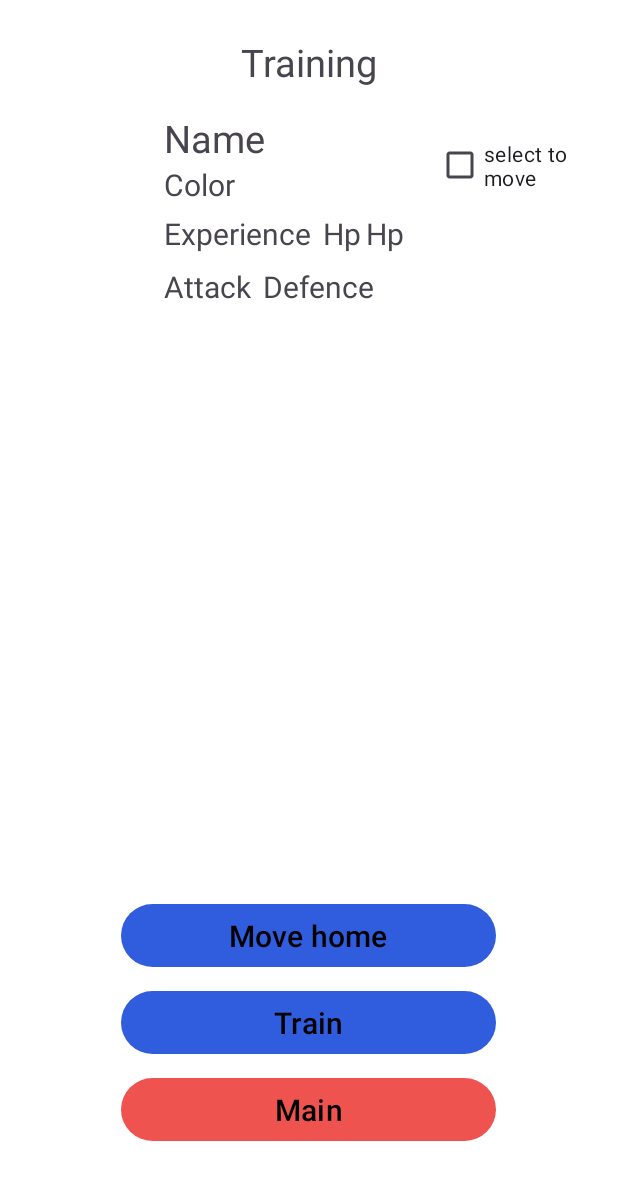
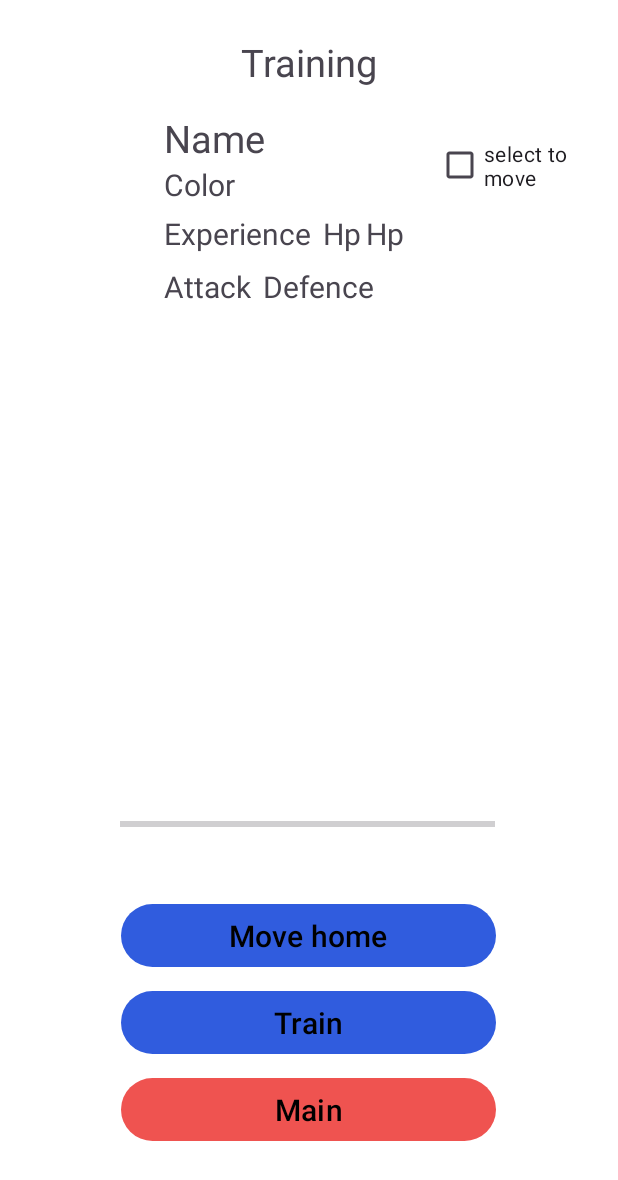
Before and after one commit to ArpaDeveloper/LutemonApp, an Android app: the TrainingActivity screen opened directly, with no data from a screen before it, on a phone screen of 412 x 824 dp. Shown: the top 1180 px of the screen. Run offline under Robolectric (Android 15) with nearby library versions, the phone set to English and light mode, and no system bars; 10 statements that could not run were skipped.

Commit message:
Training ready

```diff
--- a/app/src/main/res/layout/activity_training.xml
+++ b/app/src/main/res/layout/activity_training.xml
@@ -34,13 +34,13 @@
         android:textColor="@color/black"
         android:textSize="20sp"
         app:backgroundTint="@color/blue"
-        app:layout_constraintBottom_toTopOf="@+id/moveTrainButton"
+        app:layout_constraintBottom_toTopOf="@+id/trainButton"
         app:layout_constraintEnd_toEndOf="parent"
         app:layout_constraintStart_toStartOf="parent" />
 
     <!--Train Button-->
     <Button
-        android:id="@+id/moveTrainButton"
+        android:id="@+id/trainButton"
         android:layout_width="250dp"
         android:layout_height="50dp"
         android:layout_marginStart="80dp"
@@ -82,4 +82,14 @@
         app:layout_constraintStart_toStartOf="parent"
         app:layout_constraintTop_toBottomOf="@+id/trainingTitleText" />
 
+    <ProgressBar
+        android:id="@+id/progressBar"
+        style="?android:attr/progressBarStyleHorizontal"
+        android:layout_width="250dp"
+        android:layout_height="50dp"
+        android:layout_marginStart="80dp"
+        android:layout_marginBottom="24dp"
+        app:layout_constraintBottom_toTopOf="@+id/moveHomeButton"
+        app:layout_constraintStart_toStartOf="parent" />
+
 </androidx.constraintlayout.widget.ConstraintLayout>
```
Also changed, not shown: app/src/main/java/com/example/lutemongo/actions/TrainingArea.java (+16 -4 lines), app/src/main/java/com/example/lutemongo/activities/TrainingActivity.java (+42 -3 lines), app/src/main/java/com/example/lutemongo/ui/UIHandler.java (+3 -4 lines).
